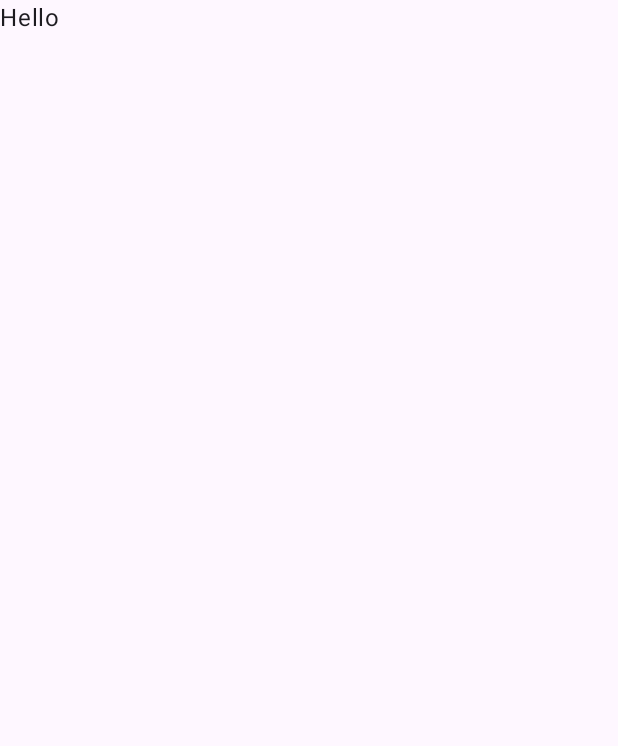
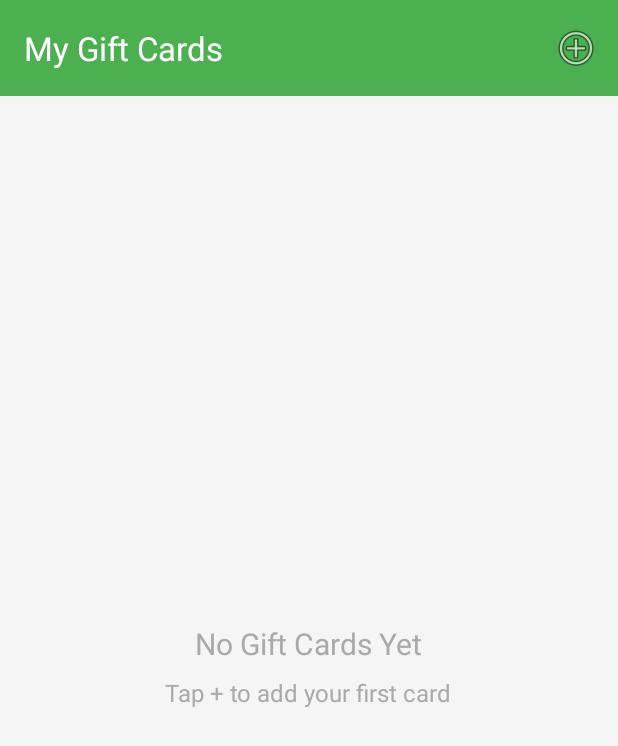
Before and after one commit to Wolfgang-Romanowski/GiftcardApp-Mobile-App-Dev-Assignment-CA2, an Android app: the screen it shows after launch (MainActivity before the commit, GiftcardList after it), on a phone screen of 412 x 824 dp. Before the commit the part shown is almost empty. Shown: the top 746 px of the screen. Run offline under Robolectric (Android 15) with nearby library versions, the phone set to English and light mode, and no system bars; our stand-ins replace Timber.

Commit message:
Base Giftcard App done, Added: model, activities & layout

```diff
--- a/app/src/main/java/com/example/ca1giftcardwr/MainActivity.kt
+++ /dev/null
@@ -1,41 +0,0 @@
-package com.example.ca1giftcardwr
-
-import android.os.Bundle
-import androidx.activity.ComponentActivity
-import androidx.activity.compose.setContent
-import androidx.activity.enableEdgeToEdge
-import androidx.compose.foundation.layout.fillMaxSize
-import androidx.compose.foundation.layout.padding
-import androidx.compose.material3.Scaffold
-import androidx.compose.material3.Text
-import androidx.compose.runtime.Composable
-import androidx.compose.ui.Modifier
-import androidx.compose.ui.tooling.preview.Preview
-import com.example.ca1giftcardwr.ui.theme.CA1GiftCardWRTheme
-
-class MainActivity : ComponentActivity() {
-    override fun onCreate(savedInstanceState: Bundle?) {
-        super.onCreate(savedInstanceState)
-        enableEdgeToEdge()
-        setContent {
-            CA1GiftCardWRTheme {
-                Scaffold(modifier = Modifier.fillMaxSize()) { innerPadding ->
-                    Greeting(modifier = Modifier.padding(innerPadding))
-                }
-            }
-        }
-    }
-}
-
-@Composable
-fun Greeting(modifier: Modifier = Modifier) {
-    Text("Hello")
-}
-
-@Preview(showBackground = true)
-@Composable
-private fun GreetingPreview() {
-    CA1GiftCardWRTheme {
-        Greeting()
-    }
-}
--- /dev/null
+++ b/app/src/main/java/com/example/ca1giftcardwr/activities/GiftcardList.kt
@@ -0,0 +1,115 @@
+package com.example.ca1giftcardwr.activities
+
+import android.content.Intent
+import android.os.Bundle
+import android.view.LayoutInflater
+import android.view.Menu
+import android.view.MenuItem
+import android.view.View
+import android.view.ViewGroup
+import androidx.activity.result.ActivityResultLauncher
+import androidx.activity.result.contract.ActivityResultContracts
+import androidx.appcompat.app.AppCompatActivity
+import androidx.recyclerview.widget.LinearLayoutManager
+import androidx.recyclerview.widget.RecyclerView
+import com.example.ca1giftcardwr.R
+import com.example.ca1giftcardwr.databinding.GiftcardListBinding
+import com.example.ca1giftcardwr.databinding.CardGiftcardBinding
+import com.example.ca1giftcardwr.main.MainApp
+import com.example.ca1giftcardwr.models.GiftCardModel
+
+class GiftcardList : AppCompatActivity() {
+
+    lateinit var app: MainApp
+    private lateinit var binding: GiftcardListBinding
+    private lateinit var refreshIntentLauncher: ActivityResultLauncher<Intent>
+
+    override fun onCreate(savedInstanceState: Bundle?) {
+        super.onCreate(savedInstanceState)
+        binding = GiftcardListBinding.inflate(layoutInflater)
+        setContentView(binding.root)
+
+        app = application as MainApp
+        setSupportActionBar(binding.toolbar)
+
+        val layoutManager = LinearLayoutManager(this)
+        binding.recyclerView.layoutManager = layoutManager
+
+        loadGiftCards()
+        registerRefreshCallback()
+    }
+
+    private fun loadGiftCards() {
+        val cards = app.findAll()
+
+        if (cards.isEmpty()) {
+            binding.recyclerView.visibility = View.GONE
+            binding.emptyView.visibility = View.VISIBLE
+        } else {
+            binding.recyclerView.visibility = View.VISIBLE
+            binding.emptyView.visibility = View.GONE
+            binding.recyclerView.adapter = GiftCardAdapter(cards)
+        }
+    }
+
+    override fun onCreateOptionsMenu(menu: Menu): Boolean {
+        menuInflater.inflate(R.menu.menu_main, menu)
+        return super.onCreateOptionsMenu(menu)
+    }
+
+    override fun onOptionsItemSelected(item: MenuItem): Boolean {
+        when (item.itemId) {
+            R.id.item_add -> {
+                val launcherIntent = Intent(this, GiftCardAdd::class.java)
+                refreshIntentLauncher.launch(launcherIntent)
+            }
+        }
+        return super.onOptionsItemSelected(item)
+    }
+
+    private fun registerRefreshCallback() {
+        refreshIntentLauncher =
+            registerForActivityResult(
+                ActivityResultContracts.StartActivityForResult()
+            ) {
+                loadGiftCards()
+            }
+    }
+}
+
+// Adapter for RecyclerView
+class GiftCardAdapter(private var giftCards: List<GiftCardModel>) :
+    RecyclerView.Adapter<GiftCardAdapter.MainHolder>() {
+
+    override fun onCreateViewHolder(parent: ViewGroup, viewType: Int): MainHolder {
+        val binding = CardGiftcardBinding
+            .inflate(LayoutInflater.from(parent.context), parent, false)
+        return MainHolder(binding) }
+
+    override fun onBindViewHolder(holder: MainHolder, position: Int) {
+        val giftCard = giftCards[holder.bindingAdapterPosition]
+        holder.bind(giftCard)
+
+        holder.itemView.alpha = 0f
+        holder.itemView.animate()
+            .alpha(1f)
+            .setDuration(300)
+            .start()
+    }
+
+    override fun getItemCount(): Int = giftCards.size
+
+    class MainHolder(private val binding: CardGiftcardBinding) :
+        RecyclerView.ViewHolder(binding.root) {
+
+        fun bind(giftCard: GiftCardModel) {
+            binding.giftCardStore.text = giftCard.storeName
+            binding.giftCardBalance.text = "$${String.format("%.2f", giftCard.balance)}"
+            binding.giftCardExpiry.text = if (giftCard.expiryDate.isNotEmpty()) {
+                "Expires: ${giftCard.expiryDate}"
+            } else {
+                "No expiry date"
+            }
+        }
+    }
+}
--- a/app/src/main/java/com/example/ca1giftcardwr/main/MainApp.kt
+++ b/app/src/main/java/com/example/ca1giftcardwr/main/MainApp.kt
@@ -0,0 +1,31 @@
+package com.example.ca1giftcardwr.main
+
+import android.app.Application
+import com.example.ca1giftcardwr.models.GiftCardModel
+import timber.log.Timber
+import timber.log.Timber.Forest.i
+
+class MainApp : Application() {
+
+    val giftCards = ArrayList<GiftCardModel>()
+
+    override fun onCreate() {
+        super.onCreate()
+        Timber.plant(Timber.DebugTree())
+        i("Giftcard manager started")
+    }
+
+    fun add(giftCard: GiftCardModel) {
+        giftCard.id = giftCards.size.toLong()
+        giftCards.add(giftCard)
+        logAll()
+    }
+
+    fun findAll(): List<GiftCardModel> {
+        return giftCards
+    }
+
+    private fun logAll() {
+        giftCards.forEach { i("Gift Card: $it") }
+    }
+}
--- a/app/src/main/java/com/example/ca1giftcardwr/ui/theme/Theme.kt
+++ /dev/null
@@ -1,21 +0,0 @@
-package com.example.ca1giftcardwr.ui.theme
-
-import androidx.compose.material3.MaterialTheme
-import androidx.compose.material3.darkColorScheme
-import androidx.compose.material3.lightColorScheme
-import androidx.compose.runtime.Composable
-
-private val LightColors = lightColorScheme()
-private val DarkColors = darkColorScheme()
-
-@Composable
-fun CA1GiftCardWRTheme(
-    darkTheme: Boolean = false,
-    content: @Composable () -> Unit
-) {
-    MaterialTheme(
-        colorScheme = if (darkTheme) DarkColors else LightColors,
-        typography = androidx.compose.material3.Typography(),
-        content = content
-    )
-}
--- a/app/src/main/java/com/example/ca1giftcardwr/ui/theme/Type.kt
+++ /dev/null
@@ -1,32 +0,0 @@
-package com.example.ca1giftcardwr.ui.theme
-
-import androidx.compose.material3.Typography
-import androidx.compose.ui.text.TextStyle
-import androidx.compose.ui.text.font.FontFamily
-import androidx.compose.ui.text.font.FontWeight
-import androidx.compose.ui.unit.sp
-val Typography = Typography(
-    bodyLarge = TextStyle(
-        fontFamily = FontFamily.Default,
-        fontWeight = FontWeight.Normal,
-        fontSize = 16.sp,
-        lineHeight = 24.sp,
-        letterSpacing = 0.5.sp
-    )
-    /* other default text styles to override
-    titleLarge = TextStyle(
-        fontFamily = FontFamily.Default,
-        fontWeight = FontWeight.Normal,
-        fontSize = 22.sp,
-        lineHeight = 28.sp,
-        letterSpacing = 0.sp
-    ),
-    labelSmall = TextStyle(
-        fontFamily = FontFamily.Default,
-        fontWeight = FontWeight.Medium,
-        fontSize = 11.sp,
-        lineHeight = 16.sp,
-        letterSpacing = 0.5.sp
-    )
-    */
-)
--- /dev/null
+++ b/app/src/main/res/layout/giftcard_list.xml
@@ -0,0 +1,63 @@
+<?xml version="1.0" encoding="utf-8"?>
+<androidx.coordinatorlayout.widget.CoordinatorLayout
+        xmlns:android="http://schemas.android.com/apk/res/android"
+        xmlns:app="http://schemas.android.com/apk/res-auto"
+        xmlns:tools="http://schemas.android.com/tools"
+        android:layout_width="match_parent"
+        android:layout_height="match_parent"
+        android:background="#F5F5F5"
+        tools:context=".activities.GiftcardList">  <!-- FIXED THIS LINE -->
+
+    <com.google.android.material.appbar.AppBarLayout
+            android:layout_width="match_parent"
+            android:layout_height="wrap_content"
+            android:background="@color/colorAccent"
+            android:fitsSystemWindows="true"
+            app:elevation="4dp">
+
+        <androidx.appcompat.widget.Toolbar
+                android:id="@+id/toolbar"
+                android:layout_width="match_parent"
+                android:layout_height="?attr/actionBarSize"
+                app:title="My Gift Cards"
+                app:titleTextColor="@color/white" />
+
+    </com.google.android.material.appbar.AppBarLayout>
+
+    <androidx.recyclerview.widget.RecyclerView
+            android:id="@+id/recyclerView"
+            android:layout_width="match_parent"
+            android:layout_height="match_parent"
+            android:clipToPadding="false"
+            android:paddingTop="8dp"
+            android:paddingBottom="8dp"
+            android:scrollbars="vertical"
+            app:layout_behavior="@string/appbar_scrolling_view_behavior" />
+
+    <LinearLayout
+            android:id="@+id/emptyView"
+            android:layout_width="match_parent"
+            android:layout_height="match_parent"
+            android:gravity="center"
+            android:orientation="vertical"
+            android:visibility="gone"
+            app:layout_behavior="@string/appbar_scrolling_view_behavior">
+
+        <TextView
+                android:layout_width="wrap_content"
+                android:layout_height="wrap_content"
+                android:text="No Gift Cards Yet"
+                android:textSize="20sp"
+                android:textColor="@android:color/darker_gray" />
+
+        <TextView
+                android:layout_width="wrap_content"
+                android:layout_height="wrap_content"
+                android:layout_marginTop="8dp"
+                android:text="Tap + to add your first card"
+                android:textSize="16sp"
+                android:textColor="@android:color/darker_gray" />
+
+    </LinearLayout>
+
+</androidx.coordinatorlayout.widget.CoordinatorLayout>
--- /dev/null
+++ b/app/src/main/res/menu/menu_main.xml
@@ -0,0 +1,10 @@
+<?xml version="1.0" encoding="utf-8"?>
+<menu xmlns:android="http://schemas.android.com/apk/res/android"
+      xmlns:app="http://schemas.android.com/apk/res-auto">
+
+    <item
+            android:id="@+id/item_add"
+            android:icon="@android:drawable/ic_menu_add"
+            android:title="@string/menu_add"
+            app:showAsAction="always" />
+</menu>
--- a/app/src/main/res/values/colors.xml
+++ b/app/src/main/res/values/colors.xml
@@ -7,4 +7,7 @@
     <color name="teal_700">#FF018786</color>
     <color name="black">#FF000000</color>
     <color name="white">#FFFFFFFF</color>
+    <color name="colorPrimary">#4CAF50</color>
+    <color name="colorPrimaryDark">#388E3C</color>
+    <color name="colorAccent">#4CAF50</color>
 </resources>
--- a/build.gradle.kts
+++ b/build.gradle.kts
@@ -2,5 +2,4 @@
 plugins {
     id("com.android.application") version "8.12.0" apply false
     id("org.jetbrains.kotlin.android") version "2.0.21" apply false
-    id("org.jetbrains.kotlin.plugin.compose") version "2.0.21" apply false
 }
```
Also changed, not shown: app/build.gradle.kts (+20 -27 lines), app/src/main/AndroidManifest.xml (+7 -1 lines), app/src/main/java/com/example/ca1giftcardwr/activities/GiftCardAdd.kt (added, +55 -0 lines), app/src/main/java/com/example/ca1giftcardwr/models/GiftCardModel.kt (+10 -0 lines), app/src/main/java/com/example/ca1giftcardwr/ui/theme/Color.kt (deleted, +0 -11 lines), app/src/main/res/layout/card_giftcard.xml (added, +93 -0 lines), app/src/main/res/layout/giftcard_add.xml (added, +114 -0 lines), app/src/main/res/values/strings.xml (+12 -1 lines).
